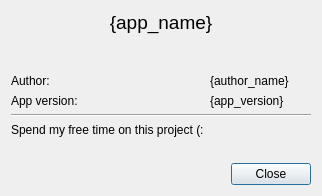
Old version of the form designer/AboutDialog.ui in the repository ZyMa-1/Conways_game_of_life_widget.
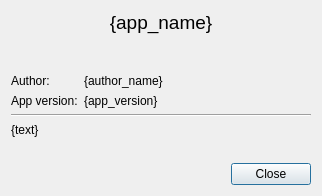
New version of the form.

The edit to the form file:
```diff
--- a/designer/AboutDialog.ui
+++ b/designer/AboutDialog.ui
@@ -90,7 +90,7 @@
           </sizepolicy>
          </property>
          <property name="text">
-          <string>Spend my free time on this project (:</string>
+          <string>{text}</string>
          </property>
         </widget>
        </item>
```
Left out of the diff: 2 changed lines with no effect on the pictures.
